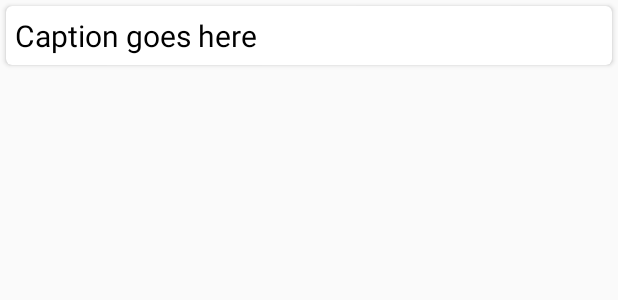
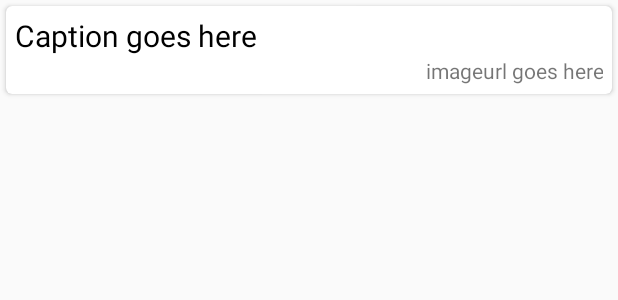
Before and after one commit to Kilkee/PhotoBucket1, an Android app: the layout photobucket_itemview.xml on its own in the app's theme, with its tools: preview values and no code run, on a phone screen of 412 x 824 dp. Shown: the top 300 px of the screen. Run offline under Robolectric (Android 15) with nearby library versions, the phone set to English and light mode, and no system bars.

Commit message:
R in CRUD Read is done

```diff
--- a/PhotoBucket1/app/src/main/java/com/example/delaney/photobucket1/MainActivity.java
+++ b/PhotoBucket1/app/src/main/java/com/example/delaney/photobucket1/MainActivity.java
@@ -27,7 +27,7 @@ import java.util.Map;
 
 public class MainActivity extends AppCompatActivity {
 
-    public static final String TAG = "PB";
+
     private int mTempCounter = 0;
 
     @Override
--- a/PhotoBucket1/app/src/main/res/layout/photobucket_itemview.xml
+++ b/PhotoBucket1/app/src/main/res/layout/photobucket_itemview.xml
@@ -21,6 +21,13 @@
             android:layout_width="match_parent"
             android:layout_height="wrap_content" />
 
+        <TextView
+            android:id="@+id/itemview_imageurl"
+            android:gravity="right"
+            android:text="imageurl goes here"
+            android:layout_width="match_parent"
+            android:layout_height="wrap_content" />
+
 
     </LinearLayout>
 
```
Also changed, not shown: PhotoBucket1/app/src/main/java/com/example/delaney/photobucket1/Constants.java (added, +10 -0 lines), PhotoBucket1/app/src/main/java/com/example/delaney/photobucket1/PhotoBucketAdapter.java (+35 -2 lines).
